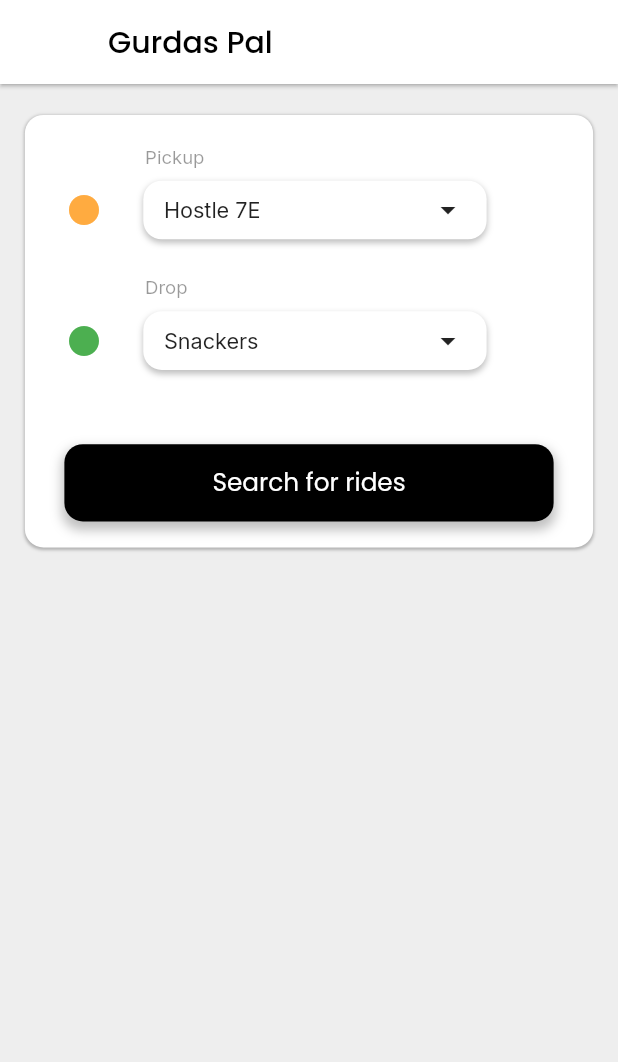
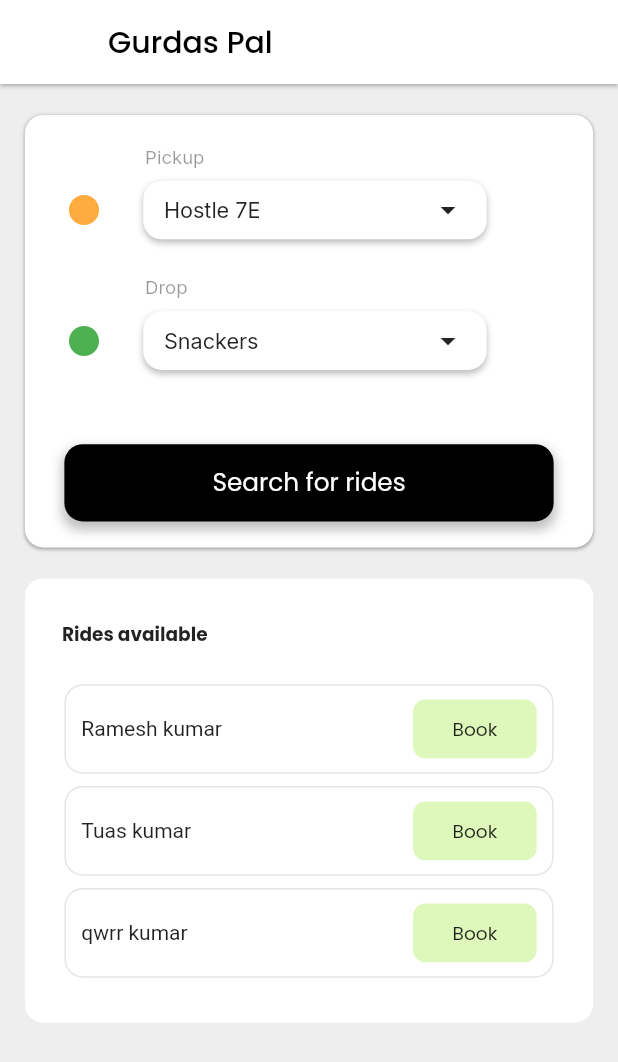
Before and after one commit to kaifakhtar/VoltGo, a Flutter app: the BookingPickupScreen screen opened directly, on a phone screen of 412 x 824 dp. Shown: the top 1062 px of the screen. Run offline on Flutter 3.47's test engine with Material 2 defaults, Android fonts, the phone set to English and light mode, and no system bars; our stand-ins replace cloud_firestore, firebase_auth, firebase_core, flutter_screenutil, google_fonts, lottie; accounts and stored records are empty.

Commit message:
search_for_rides_Container_with_drivers

```diff
--- a/lib/screens/booking_pickup_screen.dart
+++ b/lib/screens/booking_pickup_screen.dart
@@ -3,6 +3,7 @@ import 'package:flutter_screenutil/flutter_screenutil.dart';
 import 'package:google_fonts/google_fonts.dart';
 
 import '../widgets/booking_pickup_dest_widget.dart';
+import '../widgets/driverTilesContainwer.dart';
 
 class BookingPickupScreen extends StatefulWidget {
   const BookingPickupScreen({Key? key}) : super(key: key);
@@ -33,6 +34,8 @@ class _BookingPickupScreenState extends State<BookingPickupScreen> {
             children: [
               SizedBox(height:20.h),
               BookingPickDestWidget(),
+              SizedBox(height: 20.h,),
+              DriverTilesContainer()
             ],
           ),
         ),
--- /dev/null
+++ b/lib/widgets/available_riders_tile.dart
@@ -0,0 +1,30 @@
+import 'package:flutter/material.dart';
+import 'package:flutter_screenutil/flutter_screenutil.dart';
+
+import 'book_driver_button.dart';
+
+class AvailableRidersTile extends StatelessWidget {
+  var driverName;
+  var driverMobNo;
+
+  AvailableRidersTile(this.driverName, this.driverMobNo);
+
+  @override
+  Widget build(BuildContext context) {
+    return Container(
+      decoration: BoxDecoration(
+        border: Border.all(color: Colors.black.withOpacity(0.10)),
+        borderRadius: BorderRadius.circular(12.r),
+      ),
+      height: 58.h,
+        width: 285.w,
+        child: Padding(
+          padding:  EdgeInsets.symmetric(horizontal: 10.h),
+          child: Row(
+            mainAxisAlignment: MainAxisAlignment.spaceBetween,
+            children: [Text(driverName),
+              BookDriverButton()],
+    ),
+        ));
+  }
+}
--- /dev/null
+++ b/lib/widgets/book_driver_button.dart
@@ -0,0 +1,25 @@
+import 'package:flutter/material.dart';
+import 'package:flutter_screenutil/flutter_screenutil.dart';
+import 'package:google_fonts/google_fonts.dart';
+
+class BookDriverButton extends StatelessWidget {
+  const BookDriverButton({Key? key}) : super(key: key);
+
+  @override
+  Widget build(BuildContext context) {
+    return Container(
+      height: 38.h,
+      width: 72.w,
+      decoration: BoxDecoration(
+        borderRadius: BorderRadius.circular(8.r),
+        color: Color(0xffDDF8BA),
+
+      ),
+      child: Center(
+        child: Text("Book",
+              style: GoogleFonts.poppins(fontSize: 12.sp),
+            ),
+      ),
+    );
+  }
+}
--- a/lib/widgets/booking_pickup_dest_widget.dart
+++ b/lib/widgets/booking_pickup_dest_widget.dart
@@ -100,7 +100,7 @@ class _BookingPickDestWidgetState extends State<BookingPickDestWidget> {
             height: 48.h,
           ),
           const Center(child: BookRideButton()),
-         // SizedBox(height: 20.h,)
+          // SizedBox(height: 20.h,)
         ],
       ),
     );
--- /dev/null
+++ b/lib/widgets/driverTilesContainwer.dart
@@ -0,0 +1,41 @@
+import 'package:flutter/material.dart';
+import 'package:flutter_screenutil/flutter_screenutil.dart';
+import 'package:google_fonts/google_fonts.dart';
+
+import 'available_riders_tile.dart';
+
+class DriverTilesContainer extends StatefulWidget {
+  const DriverTilesContainer({Key? key}) : super(key: key);
+
+  @override
+  State<DriverTilesContainer> createState() => _DriverTilesContainerState();
+}
+
+class _DriverTilesContainerState extends State<DriverTilesContainer> {
+  @override
+  Widget build(BuildContext context) {
+    return Container(
+      width: 331.w,
+      decoration: BoxDecoration(
+        borderRadius: BorderRadius.circular(12.r),
+        color: Colors.white,),
+      child: Column(
+        children: [
+          SizedBox(height: 27.h,),
+
+          Row(
+            children: [SizedBox(width: 24.h,),
+            Text("Rides available",style: GoogleFonts.poppins(fontSize: 12.sp,fontWeight: FontWeight.w700),)
+          ],),
+          SizedBox(height: 23.h,),
+          AvailableRidersTile("Ramesh kumar","1234567899"),
+          SizedBox(height: 8.h,),
+          AvailableRidersTile("Tuas kumar","1234567899"),
+          SizedBox(height: 8.h,),
+          AvailableRidersTile("qwrr kumar","1234567899"),
+          SizedBox(height: 30,)
+        ],
+      ),
+    );
+  }
+}
--- /dev/null
+++ b/lib/widgets/rides_availble.dart
@@ -0,0 +1,19 @@
+import 'package:flutter/material.dart';
+
+class RidesAvailable extends StatefulWidget {
+  const RidesAvailable({Key? key}) : super(key: key);
+
+  @override
+  State<RidesAvailable> createState() => _RidesAvailableState();
+}
+
+class _RidesAvailableState extends State<RidesAvailable> {
+  @override
+  Widget build(BuildContext context) {
+    return Container(
+      child: Column(
+        children: [],
+      ),
+    );
+  }
+}
```
